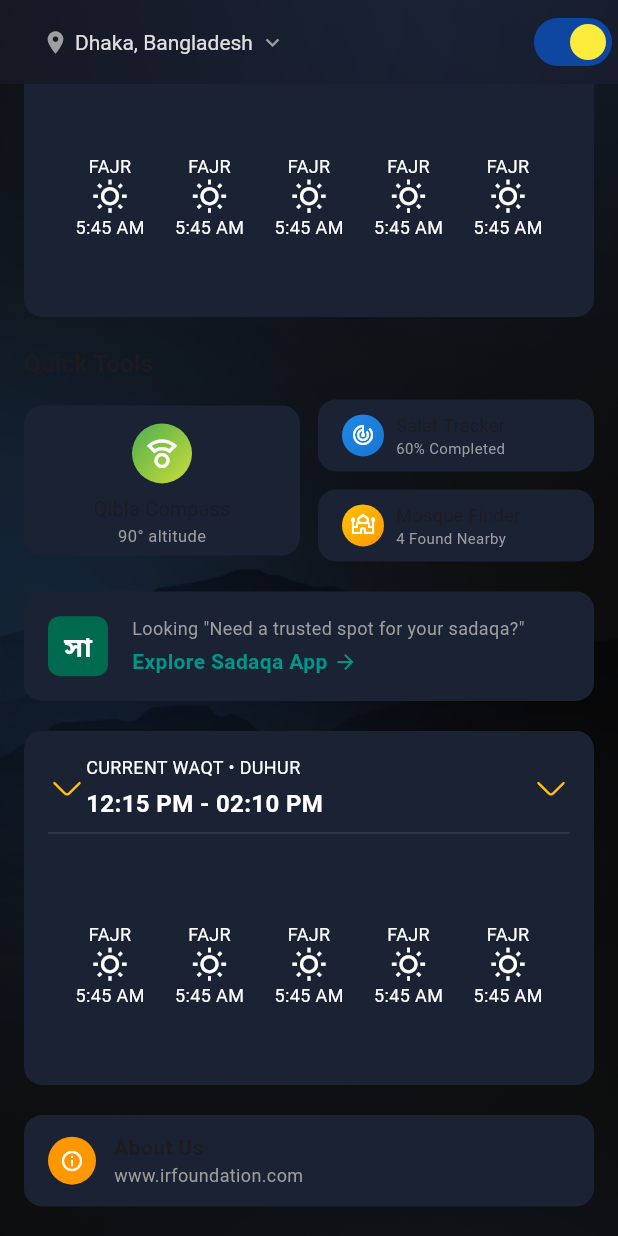
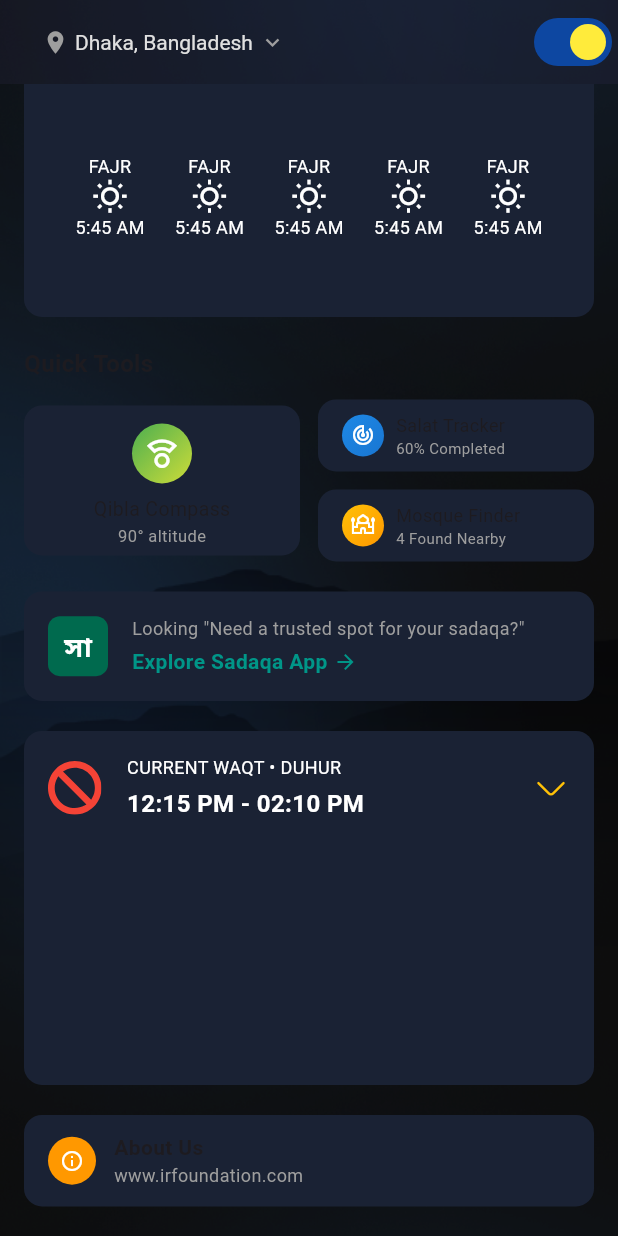
Before and after one commit to Ird-Irfan/salat_waqt, a Flutter app: the screen it shows after launch, scrolled down 560 dp, on a phone screen of 412 x 824 dp. Run offline on Flutter 3.47's test engine with Material 3 defaults, Android fonts, the phone set to English and light mode, and no system bars; our stand-ins replace equatable, flutter_svg, fpdart, get, responsive_sizer.

Commit message:
Refactor Forbidden Times section with expanded details and improved layout

```diff
--- a/lib/presentation/common/widgets/svg_icons.dart
+++ b/lib/presentation/common/widgets/svg_icons.dart
@@ -22,8 +22,9 @@ class SvgIcon extends StatelessWidget {
       svgPath,
       height: height?.px,
       width: width?.px,
-      colorFilter:
-          color != null ? ColorFilter.mode(color!, BlendMode.srcIn) : null,
+      colorFilter: color != null
+          ? ColorFilter.mode(color!, BlendMode.srcIn)
+          : null,
     );
   }
 }
--- a/lib/presentation/home/ui/current_prayer_time/current_prayer_time.dart
+++ b/lib/presentation/home/ui/current_prayer_time/current_prayer_time.dart
@@ -47,7 +47,18 @@ class _CurrentPrayerTimeState extends State<CurrentPrayerTime>
           ),
           child: Column(
             children: [
-              Row(
+              InkWell(
+                onTap: () {
+                  setState(() {
+                    isExpanded = !isExpanded;
+                    if (isExpanded) {
+                      _animationController.forward();
+                    } else {
+                      _animationController.reverse();
+                    }
+                  });
+                },
+                child: Row(
                   mainAxisAlignment: MainAxisAlignment.spaceBetween,
                   children: [
                     Column(
@@ -68,18 +79,7 @@ class _CurrentPrayerTimeState extends State<CurrentPrayerTime>
                         ),
                       ],
                     ),
-                  InkWell(
-                    onTap: () {
-                      setState(() {
-                        isExpanded = !isExpanded;
-                        if (isExpanded) {
-                          _animationController.forward();
-                        } else {
-                          _animationController.reverse();
-                        }
-                      });
-                    },
-                    child: AnimatedRotation(
+                    AnimatedRotation(
                       duration: const Duration(milliseconds: 300),
                       turns: isExpanded ? 0.5 : 0,
                       child: SvgIcon(
@@ -89,8 +89,8 @@ class _CurrentPrayerTimeState extends State<CurrentPrayerTime>
                         width: 24,
                       ),
                     ),
+                  ],
                 ),
-                ],
               ),
               Divider(color: Colors.grey.withOpacity(0.2)),
               const SizedBox(height: 16),
--- a/lib/presentation/home/ui/forbidden_time/forbidden_time.dart
+++ b/lib/presentation/home/ui/forbidden_time/forbidden_time.dart
@@ -1,4 +1,5 @@
 import 'package:flutter/material.dart';
+import 'package:salat_waqt/core/config/salat_waqt_screen.dart';
 import 'package:salat_waqt/core/constant/app_contant.dart';
 import 'package:salat_waqt/presentation/common/widgets/svg_icons.dart';
 
@@ -47,15 +48,27 @@ class _ForbiddenTimeState extends State<ForbiddenTime>
           ),
           child: Column(
             children: [
-              Row(
+              InkWell(
+                onTap: () {
+                  setState(() {
+                    isExpanded = !isExpanded;
+                    if (isExpanded) {
+                      _animationController.forward();
+                    } else {
+                      _animationController.reverse();
+                    }
+                  });
+                },
+                child: Row(
                   mainAxisAlignment: MainAxisAlignment.spaceBetween,
                   children: [
                     SvgIcon(
-                    svgPath: AppConstant.icArrowDown,
-                    color: Colors.amber,
-                    height: 24,
-                    width: 24,
+                      svgPath: AppConstant.icForbidden,
+                      color: Colors.red,
+                      height: 32.px,
+                      width: 32.px,
                     ),
+                    SizedBox(width: 16.px),
                     Column(
                       crossAxisAlignment: CrossAxisAlignment.start,
                       children: const [
@@ -75,18 +88,7 @@ class _ForbiddenTimeState extends State<ForbiddenTime>
                       ],
                     ),
                     Spacer(),
-                  InkWell(
-                    onTap: () {
-                      setState(() {
-                        isExpanded = !isExpanded;
-                        if (isExpanded) {
-                          _animationController.forward();
-                        } else {
-                          _animationController.reverse();
-                        }
-                      });
-                    },
-                    child: AnimatedRotation(
+                    AnimatedRotation(
                       duration: const Duration(milliseconds: 300),
                       turns: isExpanded ? 0.5 : 0,
                       child: SvgIcon(
@@ -96,21 +98,117 @@ class _ForbiddenTimeState extends State<ForbiddenTime>
                         width: 24,
                       ),
                     ),
-                  ),
                   ],
                 ),
-              Divider(color: Colors.grey.withOpacity(0.2)),
-              const SizedBox(height: 16),
-              Expanded(
-                child: AnimatedSwitcher(
-                  duration: const Duration(milliseconds: 300),
-                  child: isExpanded ? const ColumnItem() : const RowItem(),
               ),
-              ),
+
+              if (isExpanded) ColumnItems(),
             ],
           ),
         );
       },
+    );
+  }
+}
+
+class ColumnItems extends StatelessWidget {
+  const ColumnItems({super.key});
+
+  @override
+  Widget build(BuildContext context) {
+    return Expanded(
+      child: Column(
+        children: [
+          Divider(color: Colors.grey.withOpacity(0.2)),
+          const SizedBox(height: 16),
+          Row(
+            children: [
+              SvgIcon(
+                svgPath: AppConstant.icForbidden,
+                color: Colors.red,
+                height: 24,
+                width: 24,
+              ),
+              const SizedBox(width: 12),
+              Column(
+                crossAxisAlignment: CrossAxisAlignment.start,
+                children: const [
+                  Text(
+                    'After Fajr',
+                    style: TextStyle(
+                      fontSize: 16,
+                      fontWeight: FontWeight.bold,
+                      color: Colors.white,
+                    ),
+                  ),
+                  Text(
+                    'Until sunrise',
+                    style: TextStyle(fontSize: 12, color: Colors.white60),
+                  ),
+                ],
+              ),
+            ],
+          ),
+          const SizedBox(height: 16),
+          Row(
+            children: [
+              SvgIcon(
+                svgPath: AppConstant.icForbidden,
+                color: Colors.red,
+                height: 24,
+                width: 24,
+              ),
+              const SizedBox(width: 12),
+              Column(
+                crossAxisAlignment: CrossAxisAlignment.start,
+                children: const [
+                  Text(
+                    'At Noon',
+                    style: TextStyle(
+                      fontSize: 16,
+                      fontWeight: FontWeight.bold,
+                      color: Colors.white,
+                    ),
+                  ),
+                  Text(
+                    'When sun at zenith',
+                    style: TextStyle(fontSize: 12, color: Colors.white60),
+                  ),
+                ],
+              ),
+            ],
+          ),
+          const SizedBox(height: 16),
+          Row(
+            children: [
+              SvgIcon(
+                svgPath: AppConstant.icForbidden,
+                color: Colors.red,
+                height: 24,
+                width: 24,
+              ),
+              const SizedBox(width: 12),
+              Column(
+                crossAxisAlignment: CrossAxisAlignment.start,
+                children: const [
+                  Text(
+                    'After Asr',
+                    style: TextStyle(
+                      fontSize: 16,
+                      fontWeight: FontWeight.bold,
+                      color: Colors.white,
+                    ),
+                  ),
+                  Text(
+                    'Until sunset',
+                    style: TextStyle(fontSize: 12, color: Colors.white60),
+                  ),
+                ],
+              ),
+            ],
+          ),
+        ],
+      ),
     );
   }
 }
@@ -195,60 +293,3 @@ class ColumnItem extends StatelessWidget {
     );
   }
 }
-
-class RowItem extends StatelessWidget {
-  const RowItem({super.key});
-
-  @override
-  Widget build(BuildContext context) {
-    return Row(
-      mainAxisAlignment: MainAxisAlignment.spaceEvenly,
-      children: [
-        _buildPrayerTimeItem(
-          name: 'FAJR',
-          time: '5:45 AM',
-          icon: Icons.wb_sunny_outlined,
-        ),
-        _buildPrayerTimeItem(
-          name: 'FAJR',
-          time: '5:45 AM',
-          icon: Icons.wb_sunny_outlined,
-        ),
-        _buildPrayerTimeItem(
-          name: 'FAJR',
-          time: '5:45 AM',
-          icon: Icons.wb_sunny_outlined,
-        ),
-        _buildPrayerTimeItem(
-          name: 'FAJR',
-          time: '5:45 AM',
-          icon: Icons.wb_sunny_outlined,
-        ),
-        _buildPrayerTimeItem(
-          name: 'FAJR',
-          time: '5:45 AM',
-          icon: Icons.wb_sunny_outlined,
-        ),
-      ],
-    );
-  }
-
-  Widget _buildPrayerTimeItem({
-    required String name,
-    required String time,
-    required IconData icon,
-  }) {
-    return SizedBox(
-      width: 50,
-      height: 100,
-      child: Column(
-        mainAxisAlignment: MainAxisAlignment.center,
-        children: [
-          Text(name, style: const TextStyle(fontSize: 12, color: Colors.white)),
-          Icon(icon, color: Colors.white, size: 24),
-          Text(time, style: const TextStyle(fontSize: 12, color: Colors.white)),
-        ],
-      ),
-    );
-  }
-}
```
Lines whose indentation alone changed are shown as unchanged.
